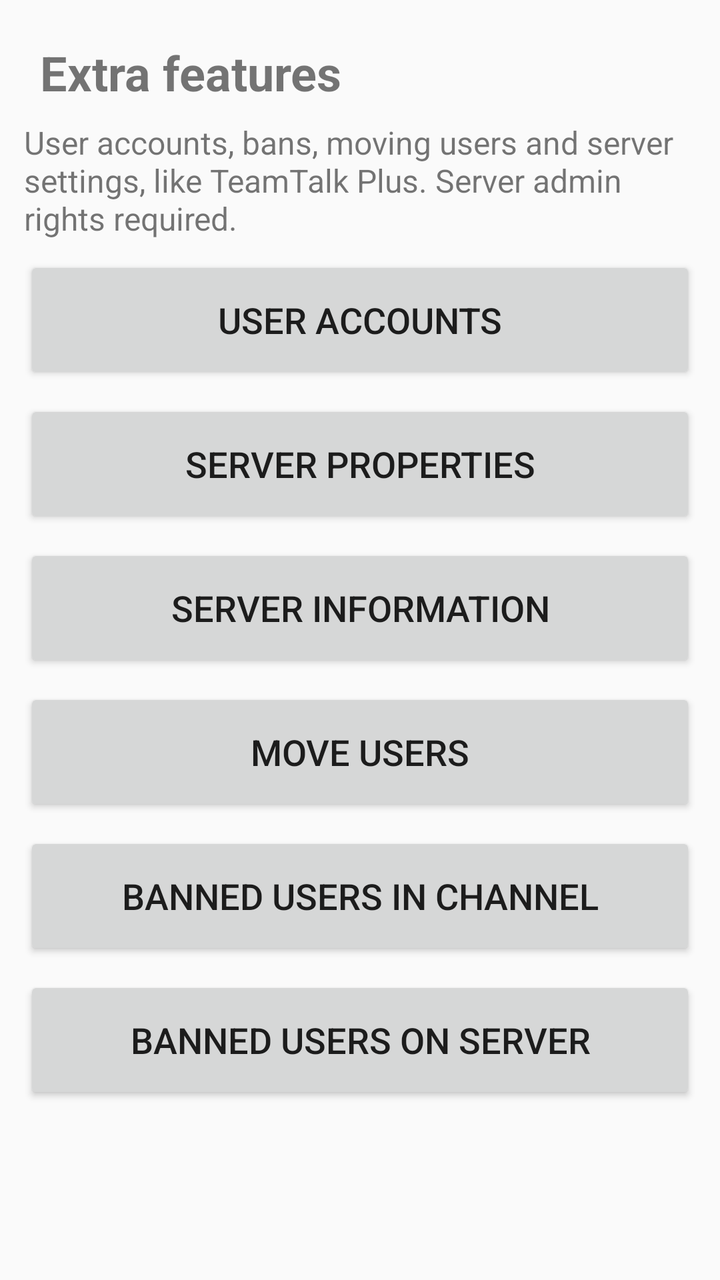
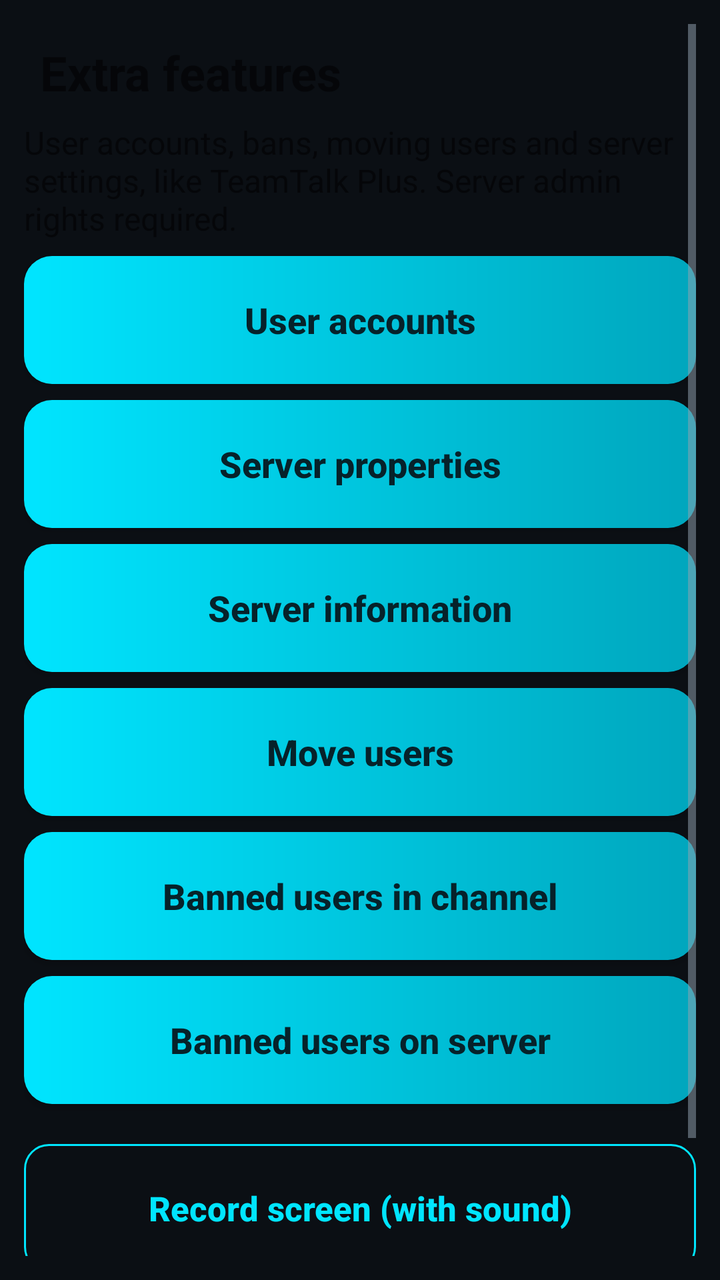

An Android layout rendered at two revisions. The XML below is the earlier revision; the diff shows what the commit changed to produce the second picture.
<!-- AndroidManifest.xml: application theme AppTheme -->
<!-- res/layout/activity_xray_admin.xml -->
<?xml version="1.0" encoding="utf-8"?>
<ScrollView xmlns:android="http://schemas.android.com/apk/res/android"
    android:layout_width="match_parent"
    android:layout_height="match_parent"
    android:padding="12dp">

    <LinearLayout
        android:layout_width="match_parent"
        android:layout_height="wrap_content"
        android:orientation="vertical">

        <TextView
            android:id="@+id/txt_xray_admin_title"
            android:layout_width="match_parent"
            android:layout_height="wrap_content"
            android:padding="8dp"
            android:text="@string/xray_admin"
            android:textSize="24sp"
            android:textStyle="bold" />

        <TextView
            android:id="@+id/txt_xray_admin_hint"
            android:layout_width="match_parent"
            android:layout_height="wrap_content"
            android:paddingBottom="8dp"
            android:text="@string/xray_admin_hint"
            android:textSize="16sp" />

        <Button
            android:id="@+id/btn_xray_user_accounts"
            android:layout_width="match_parent"
            android:layout_height="wrap_content"
            android:layout_marginBottom="8dp"
            android:contentDescription="@string/xray_user_accounts"
            android:minHeight="64dp"
            android:text="@string/xray_user_accounts"
            android:textSize="18sp" />

        <Button
            android:id="@+id/btn_xray_server_props"
            android:layout_width="match_parent"
            android:layout_height="wrap_content"
            android:layout_marginBottom="8dp"
            android:contentDescription="@string/xray_server_props"
            android:minHeight="64dp"
            android:text="@string/xray_server_props"
            android:textSize="18sp" />

        <Button
            android:id="@+id/btn_xray_server_info"
            android:layout_width="match_parent"
            android:layout_height="wrap_content"
            android:layout_marginBottom="8dp"
            android:contentDescription="@string/xray_server_info"
            android:minHeight="64dp"
            android:text="@string/xray_server_info"
            android:textSize="18sp" />

        <Button
            android:id="@+id/btn_xray_move_users"
            android:layout_width="match_parent"
            android:layout_height="wrap_content"
            android:layout_marginBottom="8dp"
            android:contentDescription="@string/xray_move_users"
            android:minHeight="64dp"
            android:text="@string/xray_move_users"
            android:textSize="18sp" />

        <Button
            android:id="@+id/btn_xray_channel_bans"
            android:layout_width="match_parent"
            android:layout_height="wrap_content"
            android:layout_marginBottom="8dp"
            android:contentDescription="@string/xray_channel_bans"
            android:minHeight="64dp"
            android:text="@string/xray_channel_bans"
            android:textSize="18sp" />

        <Button
            android:id="@+id/btn_xray_server_bans"
            android:layout_width="match_parent"
            android:layout_height="wrap_content"
            android:layout_marginBottom="8dp"
            android:contentDescription="@string/xray_server_bans"
            android:minHeight="64dp"
            android:text="@string/xray_server_bans"
            android:textSize="18sp" />

    </LinearLayout>
</ScrollView>
<!-- resources referenced by this layout -->
<resources>
  <style name="AppTheme" parent="Theme.AppCompat.DayNight" />
  <!-- unchanged entries left out for length: 8 -->
</resources>

<!-- the commit's change to res/layout/activity_xray_admin.xml (unified diff, before → after) -->
@@ -86,5 +86,24 @@
             android:text="@string/xray_server_bans"
             android:textSize="18sp" />
 
-    </LinearLayout>
+            <Button
+            android:id="@+id/btn_xray_record"
+            android:layout_width="match_parent"
+            android:layout_height="64dp"
+            android:layout_marginTop="12dp"
+            android:background="@drawable/xray_btn_ghost"
+            android:text="@string/xray_hub_record"
+            android:textColor="@color/xray_accent"
+            android:textSize="17sp" />
+
+        <Button
+            android:id="@+id/btn_xray_share"
+            android:layout_width="match_parent"
+            android:layout_height="64dp"
+            android:layout_marginTop="8dp"
+            android:background="@drawable/xray_btn_ghost"
+            android:text="@string/xray_hub_share"
+            android:textColor="@color/xray_accent"
+            android:textSize="17sp" />
+</LinearLayout>
 </ScrollView>
<!-- resource entries referenced after the edit -->
@@ -1,6 +1,84 @@
 <!-- resources referenced by this layout -->
 <resources>
-  <style name="AppTheme" parent="Theme.AppCompat.DayNight" />
+  <color name="xray_accent">#00E5FF</color>
+  <!-- drawable xray_btn_ghost (drawable) -->
+  <?xml version="1.0" encoding="utf-8"?>
+  <ripple xmlns:android="http://schemas.android.com/apk/res/android" android:color="#3300E5FF">
+      <item>
+          <shape android:shape="rectangle">
+              <solid android:color="#00000000" />
+              <corners android:radius="12dp" />
+              <stroke android:width="1dp" android:color="@color/xray_accent" />
+          </shape>
+      </item>
+  </ripple>
+  <string name="xray_hub_record">Record screen (with sound)</string>
+  <string name="xray_hub_share">Share screen (record + send)</string>
+  <style name="AppTheme" parent="Theme.AppCompat.DayNight">
+          <item name="colorPrimary">@color/xray_surface</item>
+          <item name="colorPrimaryDark">@color/xray_bg</item>
+          <item name="colorAccent">@color/xray_accent</item>
+          <item name="android:windowBackground">@color/xray_bg</item>
+          <item name="android:colorBackground">@color/xray_bg</item>
+          <item name="android:textColorPrimary">@color/xray_text</item>
+          <item name="android:textColorSecondary">@color/xray_text_dim</item>
+          <item name="android:textColorHint">@color/xray_text_dim</item>
+          <item name="android:statusBarColor">@color/xray_bg</item>
+          <item name="android:navigationBarColor">@color/xray_bg</item>
+          <item name="actionBarStyle">@style/XrayActionBar</item>
+          <item name="alertDialogTheme">@style/XrayDialogTheme</item>
+          <item name="buttonStyle">@style/XrayButton</item>
+          <item name="android:listViewStyle">@style/XrayListView</item>
+      </style>
+  <color name="xray_surface">#141B23</color>
+  <color name="xray_bg">#0B0F14</color>
+  <color name="xray_text">#ECEFF1</color>
+  <color name="xray_text_dim">#93A3B1</color>
+  <style name="XrayActionBar" parent="Widget.AppCompat.ActionBar.Solid">
+          <item name="background">@color/xray_surface</item>
+          <item name="elevation">6dp</item>
+          <item name="titleTextStyle">@style/XrayActionBarTitle</item>
+      </style>
+  <style name="XrayDialogTheme" parent="Theme.AppCompat.Dialog.Alert">
+          <item name="colorAccent">@color/xray_accent</item>
+          <item name="android:textColorPrimary">@color/xray_text</item>
+          <item name="android:background">@color/xray_surface</item>
+      </style>
+  <style name="XrayButton" parent="Widget.AppCompat.Button">
+          <item name="android:background">@drawable/xray_btn_primary</item>
+          <item name="android:textColor">#FF06222A</item>
+          <item name="android:textAllCaps">false</item>
+          <item name="android:textStyle">bold</item>
+          <item name="android:minHeight">48dp</item>
+          <item name="android:paddingStart">18dp</item>
+          <item name="android:paddingEnd">18dp</item>
+      </style>
+  <style name="XrayListView" parent="Widget.AppCompat.ListView">
+          <item name="android:divider">@color/xray_bg</item>
+          <item name="android:dividerHeight">6dp</item>
+          <item name="android:paddingStart">10dp</item>
+          <item name="android:paddingEnd">10dp</item>
+          <item name="android:paddingTop">6dp</item>
+          <item name="android:paddingBottom">6dp</item>
+          <item name="android:clipToPadding">false</item>
+      </style>
+  <style name="XrayActionBarTitle" parent="TextAppearance.Widget.AppCompat.Toolbar.Title">
+          <item name="android:textColor">@color/xray_text</item>
+          <item name="android:textSize">20sp</item>
+          <item name="android:textStyle">bold</item>
+      </style>
+  <!-- drawable xray_btn_primary (drawable) -->
+  <?xml version="1.0" encoding="utf-8"?>
+  <ripple xmlns:android="http://schemas.android.com/apk/res/android" android:color="#5500E5FF">
+      <item>
+          <shape android:shape="rectangle">
+              <gradient android:startColor="@color/xray_accent" android:endColor="@color/xray_accent_dim"
+                  android:angle="0" />
+              <corners android:radius="14dp" />
+          </shape>
+      </item>
+  </ripple>
+  <color name="xray_accent_dim">#00A6BD</color>
   <!-- unchanged entries left out for length: 8 -->
 </resources>
 
